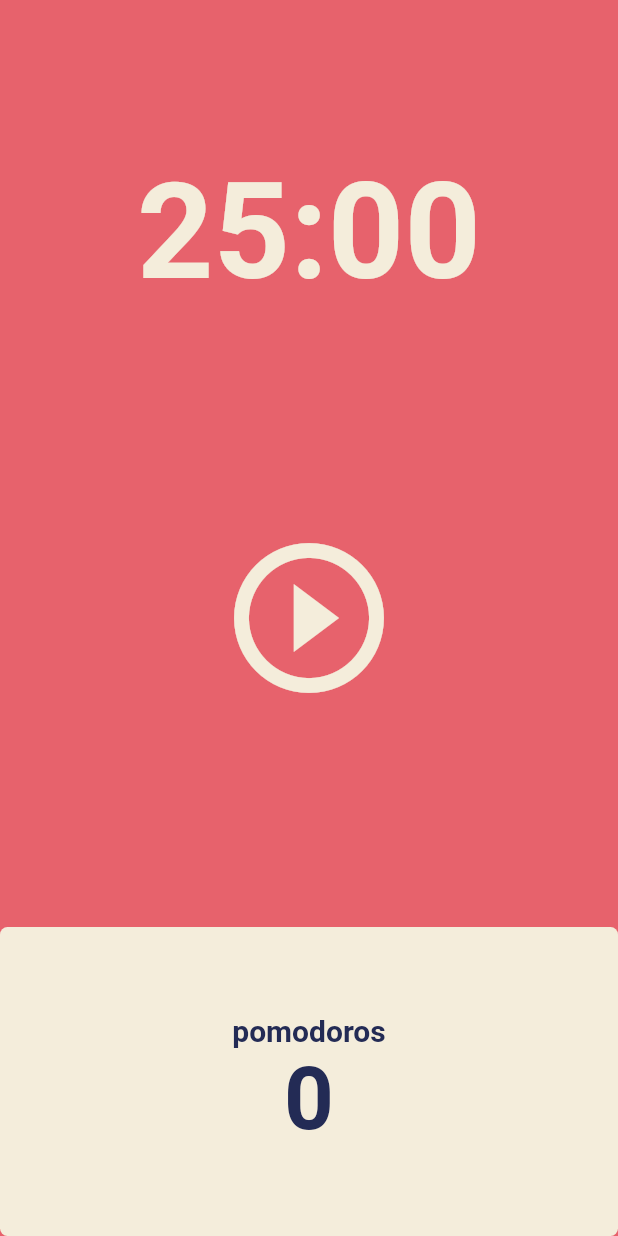
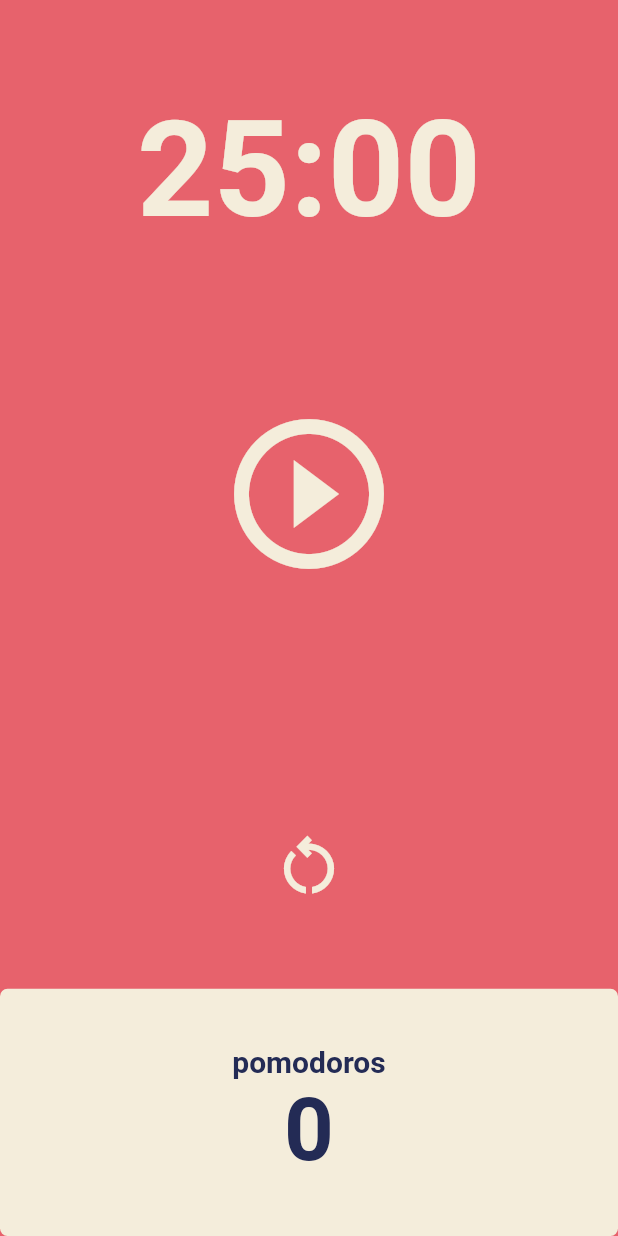
Before and after one commit to colJY/flutter_pomodoro, a Flutter app: the screen it shows after launch, on a phone screen of 412 x 824 dp. Run offline on Flutter 3.47's test engine with Material 2 defaults, Android fonts, the phone set to English and light mode, and no system bars.

Commit message:
add Restart and finish

```diff
--- a/lib/screens/home_screen.dart
+++ b/lib/screens/home_screen.dart
@@ -49,9 +49,16 @@ class _HomeScreenState extends State<HomeScreen> {
     });
   }
 
+  void reStart() {
+    timer.cancel();
+    setState(() {
+      totalSeconds = twentyFiveMinutes;
+      isRunning = !isRunning;
+    });
+  }
+
   String format(int seconds) {
     var duration = Duration(seconds: seconds);
-
     return duration.toString().split(".").first.substring(2, 7);
   }
 
@@ -86,6 +93,19 @@ class _HomeScreenState extends State<HomeScreen> {
                   isRunning
                       ? Icons.pause_circle_outline
                       : Icons.play_circle_outline_outlined,
+                ),
+              ),
+            ),
+          ),
+          Flexible(
+            flex: 1,
+            child: Center(
+              child: IconButton(
+                iconSize: 50,
+                color: Theme.of(context).cardColor,
+                onPressed: reStart,
+                icon: const Icon(
+                  Icons.restart_alt_outlined,
                 ),
               ),
             ),
```
